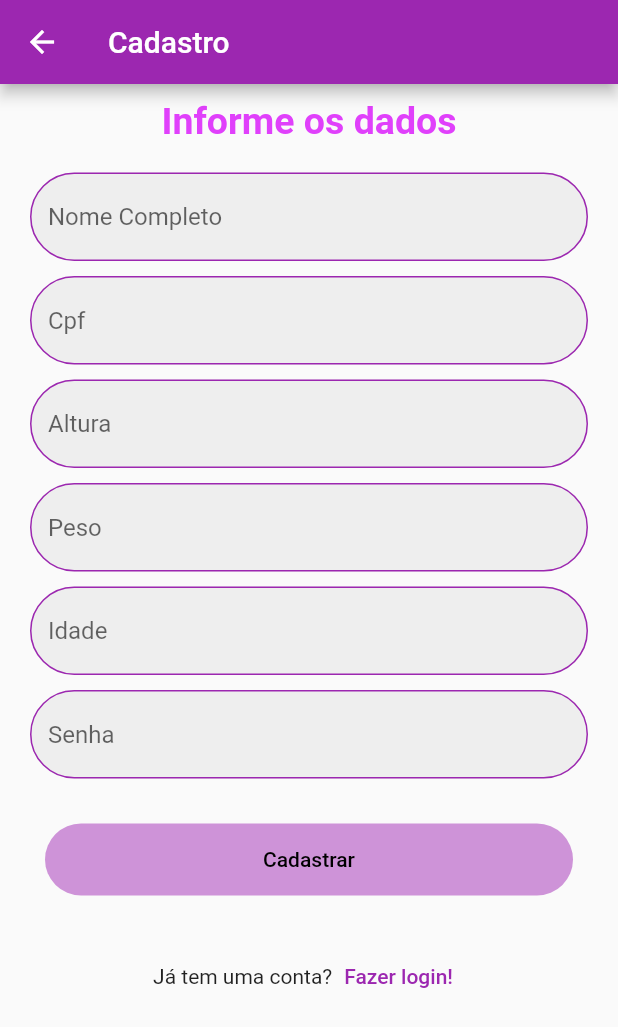
After one commit to MaiconBusinari/App, a Flutter app: the CadastroPage screen opened directly, on a phone screen of 412 x 824 dp. The commit adds this screen. Shown: the top 1027 px of the screen. Run offline on Flutter 3.47's test engine with Material 2 defaults, Android fonts, the phone set to English and light mode, and no system bars; our stand-ins replace flutter_mobx, flutter_svg, mobx, parse_server_sdk_flutter; missing offline and left inert: academia, dart:ffi; generated files the repository leaves out were written again.

Commit message:
Conexão de cadastro com banco de dados

```diff
--- a/lib/Screens/HomePage/HomePage.dart
+++ b/lib/Screens/HomePage/HomePage.dart
@@ -1,6 +1,6 @@
 import 'package:app_maromba/Screens/LoginAndRegister/EditProfileForm.dart';
 import 'package:app_maromba/Screens/HomePage/AvFisica.dart';
-import 'package:app_maromba/views/DietList.dart';
+import 'package:app_maromba/views/dieta_view.dart';
 import 'package:app_maromba/Screens/HomePage/TrainingList.dart';
 import 'package:flutter/material.dart';
 import 'package:app_maromba/Screens/LoginAndRegister/ChangePasswordForm.dart';
@@ -209,7 +209,7 @@ class MyMenu_3 extends StatelessWidget {
       child: InkWell(
         onTap: () {
           Navigator.push(
-              context, MaterialPageRoute(builder: (context) => Dietlist()));
+              context, MaterialPageRoute(builder: (context) => DietaPage()));
         },
         splashColor: Colors.purple,
         child: Center(
--- a/lib/Screens/LoginAndRegister/LoginForm.dart
+++ b/lib/Screens/LoginAndRegister/LoginForm.dart
@@ -1,5 +1,5 @@
 import 'package:app_maromba/Screens/HomePage/HomePage.dart';
-import 'package:app_maromba/Screens/LoginAndRegister/SignupForm.dart';
+import 'package:app_maromba/views/cadastro_view.dart';
 import 'package:flutter/material.dart';
 
 class LoginForm extends StatefulWidget {
@@ -115,7 +115,7 @@ class _LoginFormState extends State<LoginForm> {
                         child: Text('Criar conta!', style: TextStyle( color: Colors.purple),),
                         onPressed: (){
                           Navigator.push(context,
-                              MaterialPageRoute(builder: (_) => SignupForm()));
+                              MaterialPageRoute(builder: (_) => CadastroPage()));
                         },
                       )
                     ],
--- /dev/null
+++ b/lib/models/cadastro.dart
@@ -0,0 +1,21 @@
+import 'dart:ffi';
+
+import 'package:mobx/mobx.dart';
+
+part 'cadastro.g.dart';
+
+class Cadastro = _Cadastro with _$Cadastro;
+
+abstract class _Cadastro with Store {
+
+_Cadastro(this.nome,this.cpf,this.altura,this.peso,this.idade,this.senha);
+
+  String id = '';
+  String nome = '';
+  String cpf;
+  double altura;
+  double peso;
+  int idade;
+  String senha = '';
+
+}
--- /dev/null
+++ b/lib/models_views/cadastro_store.dart
@@ -0,0 +1,18 @@
+import 'package:app_maromba/models/cadastro.dart';
+import 'package:app_maromba/repositories/cadastro_repository.dart';
+import 'package:mobx/mobx.dart';
+
+part 'cadastro_store.g.dart';
+
+class CadastroStore = _CadastroStore with _$CadastroStore;
+
+abstract class _CadastroStore with Store {
+
+  CadastroRespository respositoryCadastro = CadastroRespository();
+
+  @action
+  Future<void> cadastrarUsuario(Cadastro usuario) async{
+    await respositoryCadastro.cadastrarUsuario(usuario);
+  }
+
+}
--- /dev/null
+++ b/lib/repositories/cadastro_repository.dart
@@ -0,0 +1,28 @@
+import 'package:mobx/mobx.dart';
+
+import 'package:app_maromba/models/cadastro.dart';
+import 'package:parse_server_sdk_flutter/parse_server_sdk.dart';
+
+class CadastroRespository{
+  Future<Cadastro?> cadastrarUsuario(Cadastro cadastro) async {
+    final parser = ParseObject('Cadastro')
+    ..set('nome', cadastro.nome)
+    ..set('cpf', cadastro.cpf)
+    ..set('altura', cadastro.altura)
+    ..set('peso', cadastro.peso)
+    ..set('idade', cadastro.idade)
+    ..set('senha', cadastro.senha);
+
+
+    if (cadastro.id.isNotEmpty) {
+      parser.objectId = cadastro.id;
+    }
+    final ParseResponse response = await parser.save();
+    if (response.success && response.result != null) {
+      final object = response.result as ParseObject;
+      cadastro.id = object.objectId!;
+      return cadastro;
+    }
+    return null;
+  }
+}
--- /dev/null
+++ b/lib/views/cadastro_view.dart
@@ -0,0 +1,231 @@
+// ignore_for_file: sort_child_properties_last, prefer_const_constructors
+
+import 'package:app_maromba/Screens/LoginAndRegister/LoginForm.dart';
+import 'package:app_maromba/models_views/cadastro_store.dart';
+import 'package:flutter/material.dart';
+
+import '../models/cadastro.dart';
+
+class CadastroPage extends StatefulWidget {
+
+  @override
+  State<CadastroPage> createState() => _CadastroPageState();
+}
+
+class _CadastroPageState extends State<CadastroPage> {
+  @override
+
+  final TextEditingController nomeController = TextEditingController();
+  final TextEditingController cpfController = TextEditingController();
+  final TextEditingController alturaController = TextEditingController();
+  final TextEditingController pesoController = TextEditingController();
+  final TextEditingController idadeController = TextEditingController();
+  final TextEditingController senhaController = TextEditingController();
+
+  CadastroStore cadastroStore = CadastroStore();
+
+  Widget build(BuildContext context) {
+    return Scaffold(
+      //BARRA DE NAVEGACAO CADASTRO
+      appBar: AppBar(title: Text('Cadastro'),
+      ),
+      //CORPO CADASTRO
+      body: SingleChildScrollView(
+        scrollDirection: Axis.vertical,
+        child: Container(
+          child: Center(
+            child: Column(
+              mainAxisAlignment: MainAxisAlignment.center,
+              //TITULO DA TELA DE CADASTRO
+              children: [
+                SizedBox(height: 10.0),
+                Text('Informe os dados', style: TextStyle(
+                    fontWeight: FontWeight.bold,
+                    color: Colors.purpleAccent,
+                    fontSize: 25.0),
+                ),
+                //CONATINER FORMULARIO CADASTRO -> NOME
+                Container(
+                  padding: EdgeInsets.symmetric(horizontal: 20.0),
+                  margin: EdgeInsets.only(top: 20.0),
+                  child: TextFormField(
+                    controller: nomeController,
+                    decoration: InputDecoration(
+                      enabledBorder: OutlineInputBorder(
+                        borderRadius: BorderRadius.all(Radius.circular(30.0)),
+                        borderSide: BorderSide(color: Colors.purple),
+                      ),
+                      focusedBorder: OutlineInputBorder(
+                        borderRadius: BorderRadius.all(Radius.circular(30.0)),
+                        borderSide: BorderSide(color: Colors.purple),
+                      ),
+                      hintText: 'Nome Completo',
+                      fillColor: Colors.grey[200],
+                      filled: true,
+                    ),
+                  ),
+                ),
+                //CONATINER FORMULARIO CADASTRO -> CPF
+                Container(
+                  padding: EdgeInsets.symmetric(horizontal: 20.0),
+                  margin: EdgeInsets.only(top: 10.0),
+                  child: TextFormField(
+                    controller: cpfController,
+                    keyboardType: TextInputType.number,
+                    decoration: InputDecoration(
+                      enabledBorder: OutlineInputBorder(
+                        borderRadius: BorderRadius.all(Radius.circular(30.0)),
+                        borderSide: BorderSide(color: Colors.purple),
+                      ),
+                      focusedBorder: OutlineInputBorder(
+                        borderRadius: BorderRadius.all(Radius.circular(30.0)),
+                        borderSide: BorderSide(color: Colors.purple),
+                      ),
+                      hintText: 'Cpf',
+                      fillColor: Colors.grey[200],
+                      filled: true,
+                    ),
+                  ),
+                ),
+                //CONATINER FORMULARIO CADASTRO -> ALTURA
+                Container(
+                  padding: EdgeInsets.symmetric(horizontal: 20.0),
+                  margin: EdgeInsets.only(top: 10.0),
+                  child: TextFormField(
+                    controller: alturaController,
+                    keyboardType: TextInputType.number,
+                    decoration: InputDecoration(
+                      enabledBorder: OutlineInputBorder(
+                        borderRadius: BorderRadius.all(Radius.circular(30.0)),
+                        borderSide: BorderSide(color: Colors.purple),
+                      ),
+                      focusedBorder: OutlineInputBorder(
+                        borderRadius: BorderRadius.all(Radius.circular(30.0)),
+                        borderSide: BorderSide(color: Colors.purple),
+                      ),
+                      hintText: 'Altura',
+                      fillColor: Colors.grey[200],
+                      filled: true,
+                    ),
+                  ),
+                ),
+                //CONATINER FORMULARIO CADASTRO -> PESO
+                Container(
+                  padding: EdgeInsets.symmetric(horizontal: 20.0),
+                  margin: EdgeInsets.only(top: 10.0),
+                  child: TextFormField(
+                    controller: pesoController,
+                    keyboardType: TextInputType.number,
+                    decoration: InputDecoration(
+                      enabledBorder: OutlineInputBorder(
+                        borderRadius: BorderRadius.all(Radius.circular(30.0)),
+                        borderSide: BorderSide(color: Colors.purple),
+                      ),
+                      focusedBorder: OutlineInputBorder(
+                        borderRadius: BorderRadius.all(Radius.circular(30.0)),
+                        borderSide: BorderSide(color: Colors.purple),
+                      ),
+                      hintText: 'Peso',
+                      fillColor: Colors.grey[200],
+                      filled: true,
+                    ),
+                  ),
+                ),
+                //CONATINER FORMULARIO CADASTRO -> IDADE
+                Container(
+                  padding: EdgeInsets.symmetric(horizontal: 20.0),
+                  margin: EdgeInsets.only(top: 10.0),
+                  child: TextFormField(
+                    controller: idadeController,
+                    keyboardType: TextInputType.datetime,
+                    decoration: InputDecoration(
+                      enabledBorder: OutlineInputBorder(
+                        borderRadius: BorderRadius.all(Radius.circular(30.0)),
+                        borderSide: BorderSide(color: Colors.purple),
+                      ),
+                      focusedBorder: OutlineInputBorder(
+                        borderRadius: BorderRadius.all(Radius.circular(30.0)),
+                        borderSide: BorderSide(color: Colors.purple),
+                      ),
+                      hintText: 'Idade',
+                      fillColor: Colors.grey[200],
+                      filled: true,
+                    ),
+                  ),
+                ),
+                //CONATINER FORMULARIO CADASTRO -> SENHA
+                Container(
+                  padding: EdgeInsets.symmetric(horizontal: 20.0),
+                  margin: EdgeInsets.only(top: 10.0),
+                  child: TextFormField(
+                    controller: senhaController,
+                    obscureText: true,
+                    decoration: InputDecoration(
+                      enabledBorder: OutlineInputBorder(
+                        borderRadius: BorderRadius.all(Radius.circular(30.0)),
+                        borderSide: BorderSide(color: Colors.purple),
+                      ),
+                      focusedBorder: OutlineInputBorder(
+                        borderRadius: BorderRadius.all(Radius.circular(30.0)),
+                        borderSide: BorderSide(color: Colors.purple),
+                      ),
+                      hintText: 'Senha',
+                      fillColor: Colors.grey[200],
+                      filled: true,
+                    ),
+                  ),
+                ),
+                //BOTAO CADASTAR
+                Container(
+                  margin: EdgeInsets.all(30.0),
+                  width: double.infinity,
+                  child: TextButton(
+                    child: Text(
+                      'Cadastrar',
+                      style: TextStyle(color: Colors.black),
+                    ),
+                    //NAO REALIZA NADA QUANDO O BOTAO É CLICADO
+                    onPressed: (){
+                      Cadastro usuario = Cadastro(
+                        nomeController.text,
+                        cpfController.text,
+                        double.parse(alturaController.text),
+                        double.parse(pesoController.text),
+                        int.parse(idadeController.text),
+                        senhaController.text
+                        );
+                      cadastroStore.cadastrarUsuario(usuario);
+                    }
+                  ),
+                  decoration: BoxDecoration(
+                      color: Colors.purple[200],
+                      borderRadius: BorderRadius.circular(30.0)
+
+                  ),
+                ),
+                //CONTAINER COM BOTAO PARA VOLTAR A TELA DE LOGIN
+                Container(
+                  child: Row(
+                    mainAxisAlignment: MainAxisAlignment.center,
+                    children: [
+                      Text('Já tem uma conta?'),
+                      TextButton(
+                        //TROCADA  FlatButton -> TextButton
+                        // textColor: Colors.purple,
+                        child: Text('Fazer login!', style: TextStyle(color: Colors.purple),),
+                        onPressed: (){
+                          Navigator.push(context,
+                              MaterialPageRoute(builder: (_) => LoginForm()));
+                        },
+                      )
+                    ],
+                  ),
+                ),
+              ],
+            ),
+          ),
+        ),
+      ),
+    );
+  }
+}
--- a/pubspec.yaml
+++ b/pubspec.yaml
@@ -58,7 +58,6 @@ dev_dependencies:
 
 # For information on the generic Dart part of this file, see the
 # following page: https://dart.dev/tools/pub/pubspec
-
 # The following section is specific to Flutter packages.
 flutter:
 
```
Also changed, not shown: lib/models_views/dieta_store.dart (+8 -7 lines), lib/repositories/dieta_repository.dart (added, +52 -0 lines), lib/views/dieta_view.dart (added, +124 -0 lines), lib/models/cadastro.g.dart (added), lib/models_views/cadastro_store.g.dart (added), lib/models_views/dieta_store.g.dart, 2 other files.
